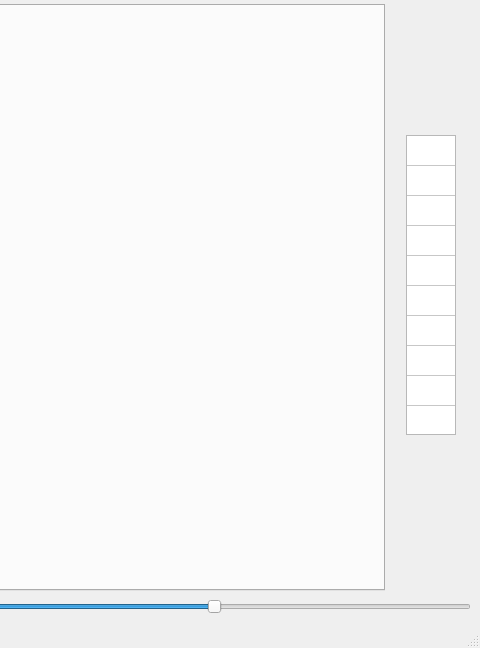
Above: designer/ui_strainMapping.ui from ornlneutronimaging/iBeatles before the change; both pictures show x 660 to 1140 and y 95 to 743 of the 1140 by 743 pixel window. Below: the same form after it.
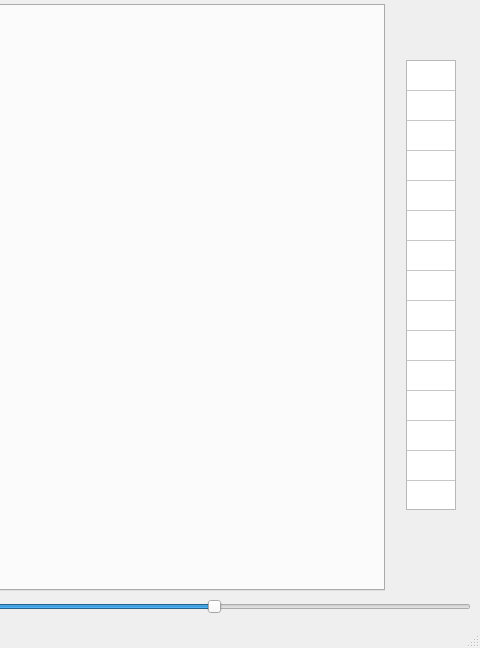
That is the form after the change.

Commit message: Adding colorbar of strain mapping step6

The edit to the form file:
```diff
--- a/designer/ui_strainMapping.ui
+++ b/designer/ui_strainMapping.ui
@@ -201,7 +201,7 @@
             <property name="maximumSize">
              <size>
               <width>50</width>
-              <height>300</height>
+              <height>450</height>
              </size>
             </property>
             <property name="verticalScrollBarPolicy">
@@ -259,6 +259,31 @@
               <string>New Row</string>
              </property>
             </row>
+            <row>
+             <property name="text">
+              <string>New Row</string>
+             </property>
+            </row>
+            <row>
+             <property name="text">
+              <string>New Row</string>
+             </property>
+            </row>
+            <row>
+             <property name="text">
+              <string>New Row</string>
+             </property>
+            </row>
+            <row>
+             <property name="text">
+              <string>New Row</string>
+             </property>
+            </row>
+            <row>
+             <property name="text">
+              <string>New Row</string>
+             </property>
+            </row>
             <row>
              <property name="text">
               <string>New Row</string>
```
Left out of the diff: 60 changed lines with no effect on the pictures. The commit also changes 3 other files.
